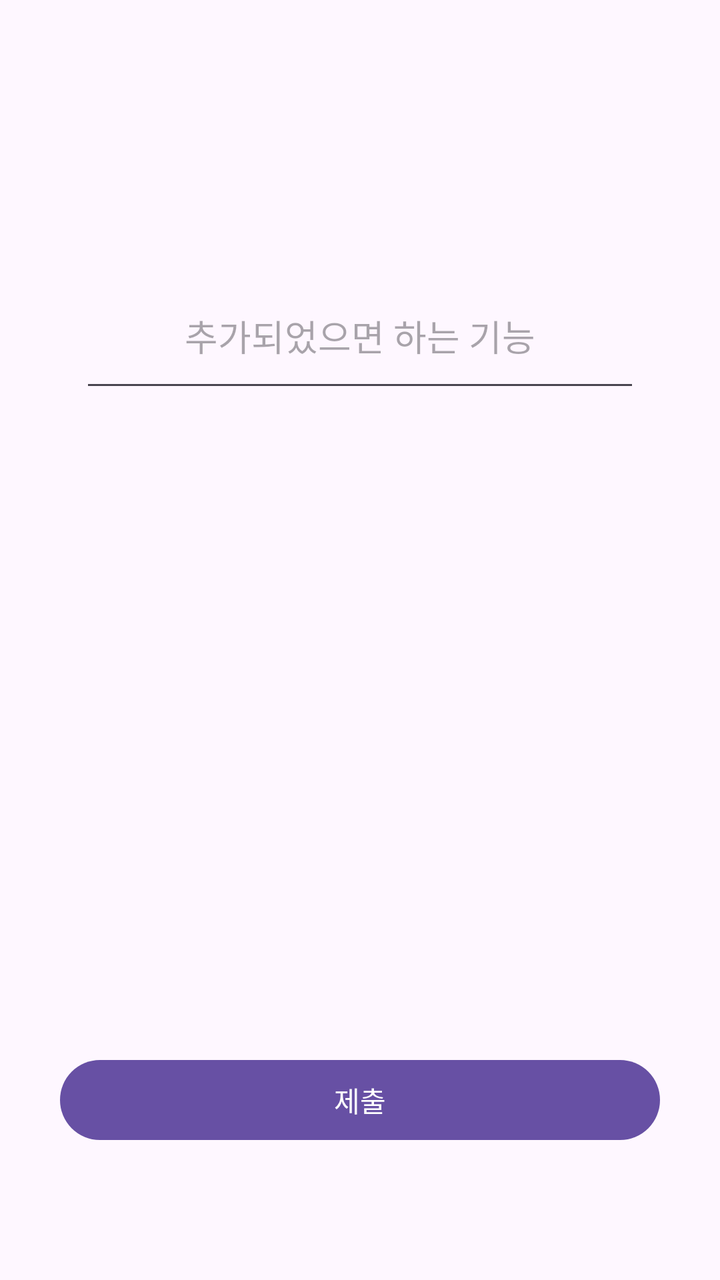
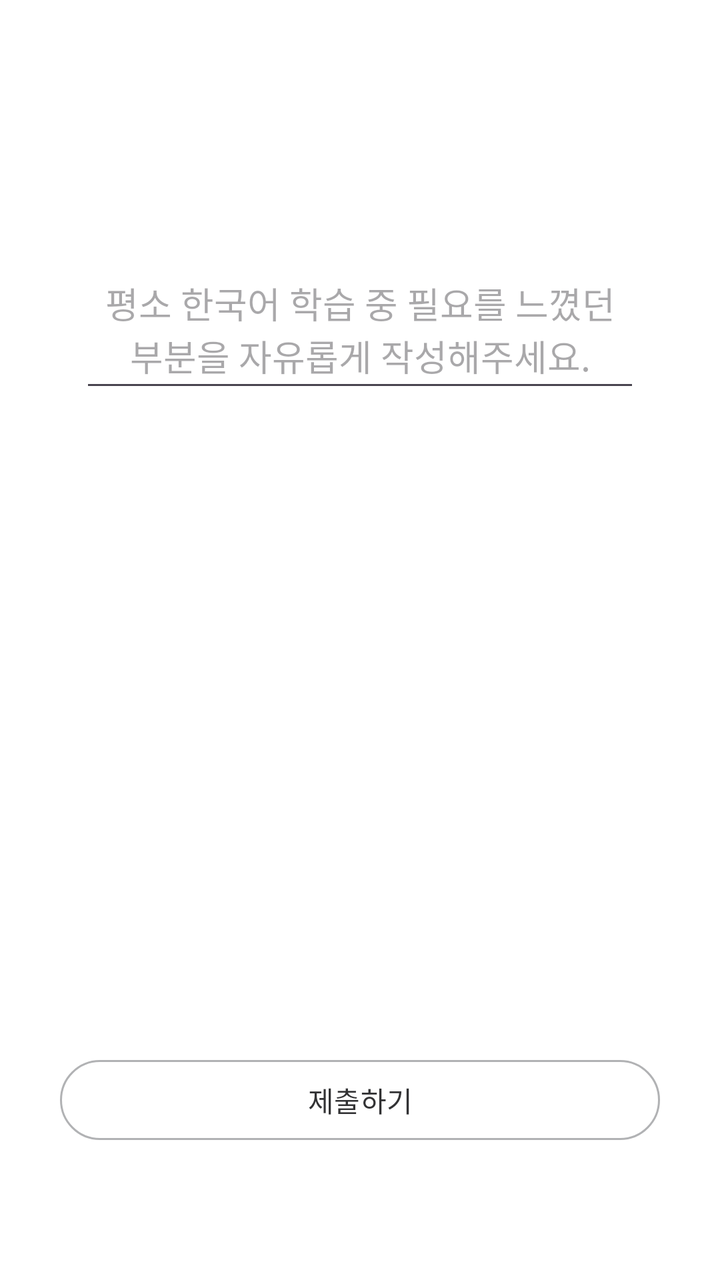

An Android layout rendered at two revisions. The XML below is the earlier revision; the diff shows what the commit changed to produce the second picture.
<!-- AndroidManifest.xml: application theme Theme.GURU2 -->
<!-- res/layout/fragment_survey_q4.xml -->
<?xml version="1.0" encoding="utf-8"?>
<androidx.constraintlayout.widget.ConstraintLayout xmlns:android="http://schemas.android.com/apk/res/android"
    xmlns:app="http://schemas.android.com/apk/res-auto"
    xmlns:tools="http://schemas.android.com/tools"
    android:layout_width="match_parent"
    android:layout_height="match_parent"
    android:paddingTop="120dp"
    tools:context=".SurveyQ4Fragment">

    

    
    <TextView
        android:id="@+id/Q4TextView"
        android:layout_width="211dp"
        android:layout_height="61dp"
        android:layout_marginBottom="32dp"
        android:text="해당 어플에 추가되었으면 하는 기능은 무엇인가요?"
        android:textAlignment="center"
        android:textSize="16sp"
        android:textStyle="bold"
        app:layout_constraintBottom_toTopOf="@+id/editText"
        app:layout_constraintEnd_toEndOf="parent"
        app:layout_constraintStart_toStartOf="parent" />

    
    <EditText
        android:id="@+id/editText"
        android:layout_width="0dp"
        android:layout_height="wrap_content"
        android:layout_marginStart="40dp"
        android:layout_marginEnd="40dp"
        android:layout_marginBottom="325dp"
        android:hint="추가되었으면 하는 기능"
        android:padding="20dp"
        android:selectAllOnFocus="false"
        android:singleLine="false"
        android:textAlignment="center"
        app:layout_constraintBottom_toTopOf="@+id/btnSubmit"
        app:layout_constraintEnd_toEndOf="parent"
        app:layout_constraintStart_toStartOf="parent" />

    
    <Button
        android:id="@+id/btnSubmit"
        android:layout_width="match_parent"
        android:layout_height="48dp"
        android:layout_marginStart="30dp"
        android:layout_marginEnd="30dp"
        android:layout_marginBottom="66dp"
        android:text="제출"
        app:layout_constraintBottom_toBottomOf="parent"
        app:layout_constraintEnd_toEndOf="parent"
        app:layout_constraintStart_toStartOf="parent" />


</androidx.constraintlayout.widget.ConstraintLayout>
<!-- resources referenced by this layout -->
<resources>
  <style name="Theme.GURU2" parent="Base.Theme.GURU2" />
  <style name="Base.Theme.GURU2" parent="Theme.Material3.DayNight.NoActionBar">
          
          
      </style>
</resources>

<!-- the commit's change to res/layout/fragment_survey_q4.xml (unified diff, before → after) -->
@@ -5,6 +5,7 @@
     android:layout_width="match_parent"
     android:layout_height="match_parent"
     android:paddingTop="120dp"
+    android:background="#FFF"
     tools:context=".SurveyQ4Fragment">
 
     
@@ -31,8 +32,9 @@
         android:layout_marginStart="40dp"
         android:layout_marginEnd="40dp"
         android:layout_marginBottom="325dp"
-        android:hint="추가되었으면 하는 기능"
-        android:padding="20dp"
+        android:hint="평소 한국어 학습 중 필요를 느꼈던 부분을
+자유롭게 작성해주세요."
+        android:padding="10dp"
         android:selectAllOnFocus="false"
         android:singleLine="false"
         android:textAlignment="center"
@@ -48,7 +50,11 @@
         android:layout_marginStart="30dp"
         android:layout_marginEnd="30dp"
         android:layout_marginBottom="66dp"
-        android:text="제출"
+        android:text="제출하기"
+        android:textColor="#323234"
+        app:backgroundTint="#FFF"
+        app:strokeWidth="1dp"
+        app:strokeColor="#B1B2B4"
         app:layout_constraintBottom_toBottomOf="parent"
         app:layout_constraintEnd_toEndOf="parent"
         app:layout_constraintStart_toStartOf="parent" />
<!-- resource entries referenced after the edit -->
@@ -4,6 +4,7 @@
   <style name="Base.Theme.GURU2" parent="Theme.Material3.DayNight.NoActionBar">
           
           
+  
       </style>
 </resources>
 
